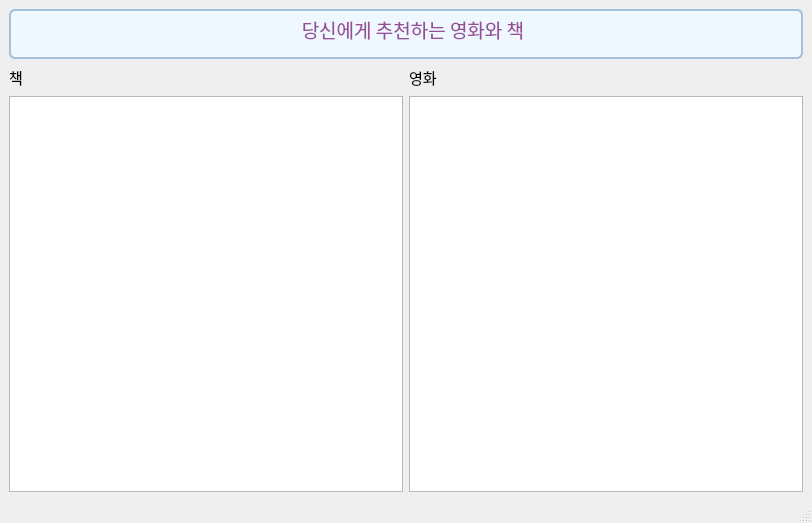
jiwoo1105/DKU_Opensource_knoo-B, file ui_files/analysis_tool_result.ui: the form before one commit.
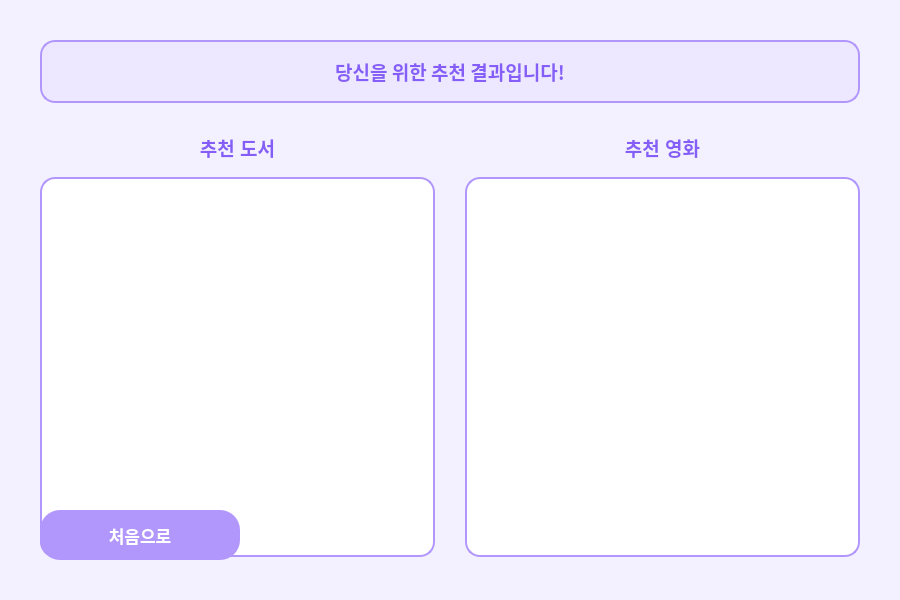
The form after the commit.

```diff
--- a/ui_files/analysis_tool_result.ui
+++ b/ui_files/analysis_tool_result.ui
@@ -6,124 +6,191 @@
    <rect>
     <x>0</x>
     <y>0</y>
-    <width>812</width>
-    <height>523</height>
+    <width>900</width>
+    <height>600</height>
    </rect>
   </property>
+  <property name="minimumSize">
+   <size>
+    <width>900</width>
+    <height>600</height>
+   </size>
+  </property>
   <property name="windowTitle">
-   <string>MainWindow</string>
+   <string>추천 결과</string>
+  </property>
+  <property name="styleSheet">
+   <string notr="true">QMainWindow {
+    background-color: #F3F0FF;
+}
+QLabel {
+    color: #845EF7;
+    font-family: 'AppleGothic';
+    font-size: 14pt;
+    font-weight: bold;
+}
+QTextBrowser {
+    background-color: white;
+    border: 2px solid #B197FC;
+    border-radius: 15px;
+    padding: 15px;
+    font-family: 'AppleGothic';
+    color: #845EF7;
+    font-size: 12pt;
+}
+QPushButton {
+    background-color: #B197FC;
+    color: white;
+    border: none;
+    border-radius: 20px;
+    padding: 10px 20px;
+    font-size: 13pt;
+    font-weight: bold;
+    font-family: 'AppleGothic';
+}
+QPushButton:hover {
+    background-color: #845EF7;
+}
+QWidget#book_result, QWidget#movie_result {
+    background-color: white;
+    border: 2px solid #B197FC;
+    border-radius: 15px;
+    padding: 20px;
+}</string>
   </property>
   <widget class="QWidget" name="centralwidget">
-   <layout class="QGridLayout" name="gridLayout">
-    <item row="0" column="0">
-     <layout class="QVBoxLayout" name="verticalLayout_3">
+   <layout class="QVBoxLayout" name="verticalLayout">
+    <property name="spacing">
+     <number>30</number>
+    </property>
+    <property name="leftMargin">
+     <number>40</number>
+    </property>
+    <property name="topMargin">
+     <number>40</number>
+    </property>
+    <property name="rightMargin">
+     <number>40</number>
+    </property>
+    <property name="bottomMargin">
+     <number>40</number>
+    </property>
+    <item>
+     <widget class="QLabel" name="label">
+      <property name="font">
+       <font>
+        <family>AppleGothic</family>
+        <pointsize>16</pointsize>
+        <weight>75</weight>
+        <bold>true</bold>
+       </font>
+      </property>
+      <property name="styleSheet">
+       <string notr="true">QLabel {
+    background-color: #EDE8FF;
+    border: 2px solid #B197FC;
+    border-radius: 15px;
+    padding: 15px;
+}</string>
+      </property>
+      <property name="text">
+       <string>당신을 위한 추천 결과입니다!</string>
+      </property>
+      <property name="alignment">
+       <set>Qt::AlignCenter</set>
+      </property>
+     </widget>
+    </item>
+    <item>
+     <layout class="QHBoxLayout" name="horizontalLayout">
+      <property name="spacing">
+       <number>30</number>
+      </property>
       <item>
-       <widget class="QTextBrowser" name="textBrowser_2">
-        <property name="maximumSize">
-         <size>
-          <width>16777215</width>
-          <height>50</height>
-         </size>
+       <layout class="QVBoxLayout" name="verticalLayout_2">
+        <property name="spacing">
+         <number>15</number>
         </property>
-        <property name="font">
-         <font>
-          <family>G마켓 산스 TTF Medium</family>
-          <pointsize>9</pointsize>
-          <weight>7</weight>
-          <italic>false</italic>
-          <bold>false</bold>
-         </font>
-        </property>
-        <property name="styleSheet">
-         <string notr="true">font: 57 9pt &quot;G마켓 산스 TTF Medium&quot;;
-color: #2E2E2E;
-
-border-style: solid;
-border-width: 2px;
-border-color: #A3C1DA;
-border-radius: 6px;
-background-color: #F0F8FF;</string>
-        </property>
-        <property name="html">
-         <string>&lt;!DOCTYPE HTML PUBLIC &quot;-//W3C//DTD HTML 4.0//EN&quot; &quot;http://www.w3.org/TR/REC-html40/strict.dtd&quot;&gt;
-&lt;html&gt;&lt;head&gt;&lt;meta name=&quot;qrichtext&quot; content=&quot;1&quot; /&gt;&lt;style type=&quot;text/css&quot;&gt;
-p, li { white-space: pre-wrap; }
-&lt;/style&gt;&lt;/head&gt;&lt;body style=&quot; font-family:'G마켓 산스 TTF Medium'; font-size:9pt; font-weight:56; font-style:normal;&quot;&gt;
-&lt;p align=&quot;center&quot; style=&quot; margin-top:12px; margin-bottom:12px; margin-left:0px; margin-right:0px; -qt-block-indent:0; text-indent:0px;&quot;&gt;&lt;span style=&quot; font-weight:400;&quot;&gt;  &lt;/span&gt;&lt;span style=&quot; font-size:14pt; font-weight:400; color:#964f96;&quot;&gt;    당신에게 추천하는 영화와 책  &lt;/span&gt;&lt;/p&gt;&lt;/body&gt;&lt;/html&gt;</string>
-        </property>
-       </widget>
+        <item>
+         <widget class="QLabel" name="label_2">
+          <property name="text">
+           <string>추천 도서</string>
+          </property>
+          <property name="alignment">
+           <set>Qt::AlignCenter</set>
+          </property>
+         </widget>
+        </item>
+        <item>
+         <widget class="QWidget" name="book_result" native="true">
+          <property name="minimumSize">
+           <size>
+            <width>380</width>
+            <height>380</height>
+           </size>
+          </property>
+         </widget>
+        </item>
+       </layout>
       </item>
       <item>
-       <layout class="QHBoxLayout" name="horizontalLayout">
+       <layout class="QVBoxLayout" name="verticalLayout_3">
+        <property name="spacing">
+         <number>15</number>
+        </property>
         <item>
-         <layout class="QVBoxLayout" name="verticalLayout">
-          <item>
-           <widget class="QLabel" name="label">
-            <property name="minimumSize">
-             <size>
-              <width>0</width>
-              <height>25</height>
-             </size>
-            </property>
-            <property name="font">
-             <font>
-              <family>G마켓 산스 TTF Medium</family>
-              <pointsize>11</pointsize>
-             </font>
-            </property>
-            <property name="text">
-             <string>책</string>
-            </property>
-           </widget>
-          </item>
-          <item>
-           <widget class="QTextBrowser" name="recommend_book"/>
-          </item>
-         </layout>
+         <widget class="QLabel" name="label_3">
+          <property name="text">
+           <string>추천 영화</string>
+          </property>
+          <property name="alignment">
+           <set>Qt::AlignCenter</set>
+          </property>
+         </widget>
         </item>
         <item>
-         <layout class="QVBoxLayout" name="verticalLayout_2">
-          <item>
-           <widget class="QLabel" name="label_2">
-            <property name="minimumSize">
-             <size>
-              <width>0</width>
-              <height>25</height>
-             </size>
-            </property>
-            <property name="font">
-             <font>
-              <family>G마켓 산스 TTF Medium</family>
-              <pointsize>11</pointsize>
-             </font>
-            </property>
-            <property name="text">
-             <string>영화</string>
-            </property>
-           </widget>
-          </item>
-          <item>
-           <widget class="QTextBrowser" name="recommend_movie"/>
-          </item>
-         </layout>
+         <widget class="QWidget" name="movie_result" native="true">
+          <property name="minimumSize">
+           <size>
+            <width>380</width>
+            <height>380</height>
+           </size>
+          </property>
+         </widget>
         </item>
        </layout>
       </item>
      </layout>
     </item>
+    <item>
+     <widget class="QPushButton" name="go_main">
+      <property name="minimumSize">
+       <size>
+        <width>200</width>
+        <height>50</height>
+       </size>
+      </property>
+      <property name="maximumSize">
+       <size>
+        <width>200</width>
+        <height>50</height>
+       </size>
+      </property>
+      <property name="font">
+       <font>
+        <family>AppleGothic</family>
+        <pointsize>13</pointsize>
+        <weight>75</weight>
+        <bold>true</bold>
+       </font>
+      </property>
+      <property name="text">
+       <string>처음으로</string>
+      </property>
+     </widget>
+    </item>
    </layout>
   </widget>
-  <widget class="QMenuBar" name="menubar">
-   <property name="geometry">
-    <rect>
-     <x>0</x>
-     <y>0</y>
-     <width>812</width>
-     <height>25</height>
-    </rect>
-   </property>
-  </widget>
-  <widget class="QStatusBar" name="statusbar"/>
  </widget>
  <resources/>
  <connections/>
```
